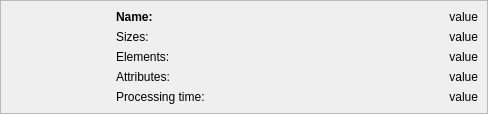
Before: the Qt Designer form src/thumbwidget.ui in RazrFalcon/svgcleaner, drawn with Qt 5.
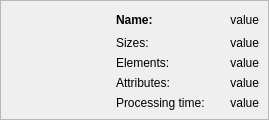
After: the same form once the commit is applied. Custom widgets are drawn as their Qt base class.

Commit message: Fixed thumbs size on GNOME

Patch:
```diff
--- a/src/thumbwidget.ui
+++ b/src/thumbwidget.ui
@@ -6,8 +6,8 @@
    <rect>
     <x>0</x>
     <y>0</y>
-    <width>488</width>
-    <height>112</height>
+    <width>269</width>
+    <height>116</height>
    </rect>
   </property>
   <property name="sizePolicy">
@@ -214,7 +214,7 @@
           <property name="minimumSize">
            <size>
             <width>100</width>
-            <height>0</height>
+            <height>100</height>
            </size>
           </property>
           <property name="maximumSize">
```
The commit also changes 1 other file.
